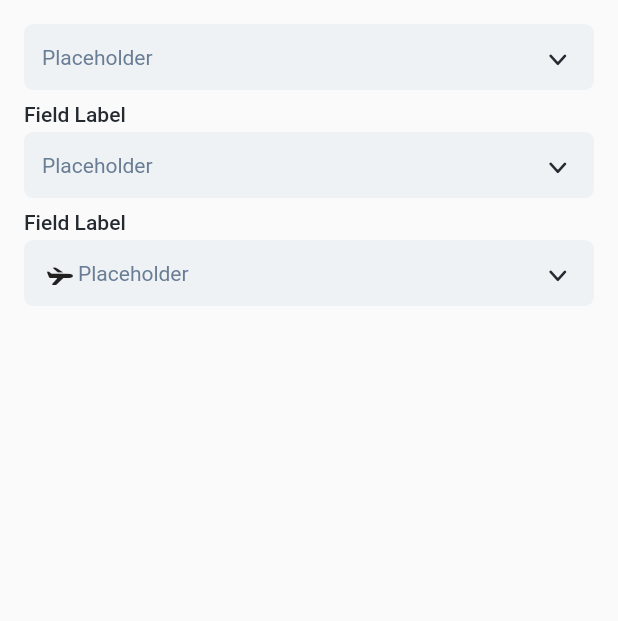
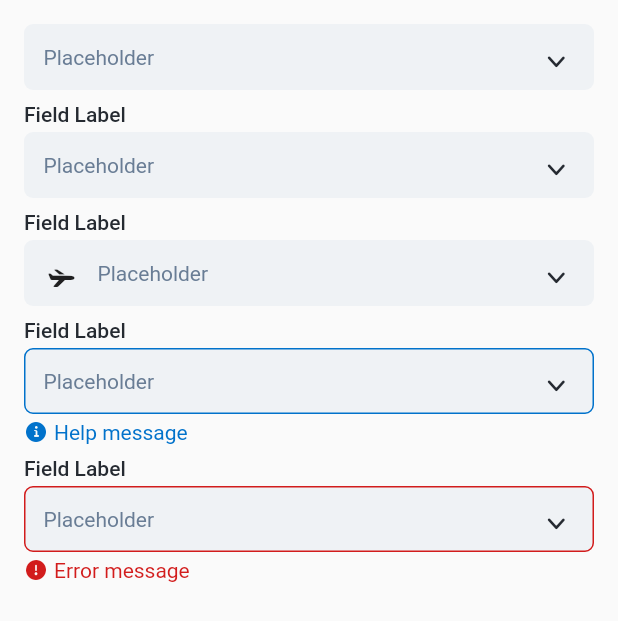
Before and after one commit to howiezuo/orbit-flutter, a Flutter app: the SelectPage widget shown alone on an empty page, opened directly, on a phone screen of 412 x 824 dp. Shown: the top 621 px of the screen. Run offline on Flutter 3.47's test engine with Material 2 defaults, Android fonts, the phone set to English and light mode, and no system bars.

Commit message:
Select help error

```diff
--- a/catalog/lib/src/components/select_page.dart
+++ b/catalog/lib/src/components/select_page.dart
@@ -61,6 +61,36 @@ class _SelectPageState extends State<SelectPage> {
                 },
               ).toList(),
             ),
+            Select<String>(
+              value: _selected,
+              label: 'Field Label',
+              placeholder: 'Placeholder',
+              state: SelectStateHelp(message: 'Help message'),
+              onChanged: (value) => setState(() => _selected = value!),
+              items: items.map<DropdownMenuItem<String>>(
+                (String value) {
+                  return DropdownMenuItem<String>(
+                    value: value,
+                    child: Text(value),
+                  );
+                },
+              ).toList(),
+            ),
+            Select<String>(
+              value: _selected,
+              label: 'Field Label',
+              placeholder: 'Placeholder',
+              state: SelectStateError(message: 'Error message'),
+              onChanged: (value) => setState(() => _selected = value!),
+              items: items.map<DropdownMenuItem<String>>(
+                (String value) {
+                  return DropdownMenuItem<String>(
+                    value: value,
+                    child: Text(value),
+                  );
+                },
+              ).toList(),
+            ),
           ],
         ),
       ),
--- a/lib/src/components/select.dart
+++ b/lib/src/components/select.dart
@@ -9,8 +9,10 @@ class Select<T> extends StatelessWidget {
   final String? label;
   final String? placeholder;
   final Widget? prefix;
+  // TODO better naming?
+  final SelectState state;
 
-  const Select({
+  Select({
     Key? key,
     required this.items,
     this.value,
@@ -18,13 +20,21 @@ class Select<T> extends StatelessWidget {
     this.label,
     this.placeholder,
     this.prefix,
-  }) : super(key: key);
+    SelectState? state,
+  })  : this.state = state ?? SelectStateNormal(),
+        super(key: key);
 
   @override
   Widget build(BuildContext context) {
     final theme = OrbitTheme.of(context);
     final inputStyles = InputTokens.fromDefault(context);
     final formStyles = FormTokens.fromDefault(context);
+
+    Color resolveBorderColor() {
+      if (state is SelectStateError) return inputStyles.borderColorError;
+      if (state is SelectStateHelp) return inputStyles.borderColorFocus;
+      return Palette.Transparent;
+    }
 
     return Column(
       crossAxisAlignment: CrossAxisAlignment.start,
@@ -49,12 +59,20 @@ class Select<T> extends StatelessWidget {
           padding: EdgeInsets.all(theme.spaceTokens.small),
           decoration: BoxDecoration(
             color: inputStyles.background,
+            border: Border.all(
+              color: resolveBorderColor(),
+              width: inputStyles.borderWidth,
+            ),
             borderRadius: BorderRadius.all(theme.borderRadiusTokens.normal),
           ),
           child: Row(
             crossAxisAlignment: CrossAxisAlignment.center,
             children: [
-              if (prefix != null) prefix!,
+              if (prefix != null)
+                Padding(
+                  padding: EdgeInsets.only(right: theme.spaceTokens.small),
+                  child: prefix!,
+                ),
               Expanded(
                 child: DropdownButtonHideUnderline(
                   child: DropdownButton(
@@ -83,7 +101,74 @@ class Select<T> extends StatelessWidget {
             ],
           ),
         ),
+        if (state.message != null)
+          Padding(
+            padding: EdgeInsets.only(top: theme.spaceTokens.xXsmall),
+            child: _message(context),
+          ),
       ],
     );
   }
+
+  Widget _message(BuildContext context) {
+    final theme = OrbitTheme.of(context);
+    final inputStyles = InputTokens.fromDefault(context);
+    final iconStyles = IconTokens.fromDefalut(context);
+
+    if (state is SelectStateError) {
+      return Row(
+        crossAxisAlignment: CrossAxisAlignment.center,
+        children: [
+          Icon(
+            OrbitIcons.alert_circle,
+            color: inputStyles.borderColorErrorFocus,
+            size: iconStyles.sizeSmall,
+          ),
+          SizedBox(width: theme.spaceTokens.xXsmall),
+          Text(
+            state.message!,
+            style: TextStyle(color: inputStyles.borderColorErrorFocus),
+          ),
+        ],
+      );
+    } else {
+      return Row(
+        children: [
+          Icon(
+            OrbitIcons.information_circle,
+            color: inputStyles.borderColorFocus,
+            size: iconStyles.sizeSmall,
+          ),
+          SizedBox(width: theme.spaceTokens.xXsmall),
+          Text(
+            state.message!,
+            style: TextStyle(color: inputStyles.borderColorFocus),
+          ),
+        ],
+      );
+    }
+  }
 }
+
+abstract class SelectState {
+  String? get message;
+}
+
+class SelectStateNormal extends SelectState {
+  @override
+  final String? message = null;
+}
+
+class SelectStateHelp extends SelectState {
+  @override
+  final String message;
+
+  SelectStateHelp({required this.message});
+}
+
+class SelectStateError extends SelectState {
+  @override
+  final String message;
+
+  SelectStateError({required this.message});
+}
```
